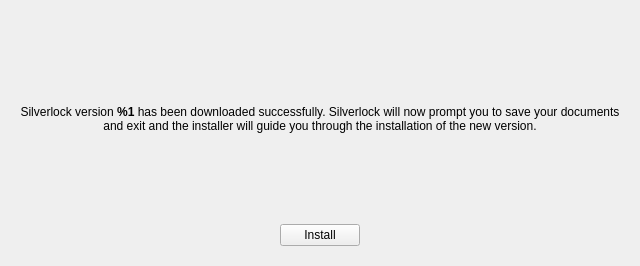
Before: the Qt Designer form src/desktop/updatedialog.ui in petroules/silverlock, drawn with Qt 5.
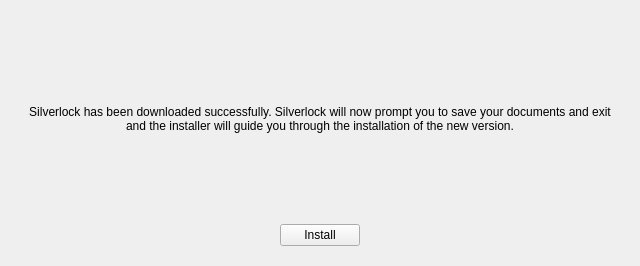
After: the same form once the commit is applied. The open tabs and pages were chosen to show the change.

Commit message: Fixed update dialog to correctly launch installers on each platform.

Patch:
```diff
--- a/src/desktop/updatedialog.ui
+++ b/src/desktop/updatedialog.ui
@@ -310,7 +310,7 @@
           </sizepolicy>
          </property>
          <property name="text">
-          <string>Silverlock version &lt;b&gt;%1&lt;/b&gt; has been downloaded successfully. Silverlock will now prompt you to save your documents and exit and the installer will guide you through the installation of the new version.</string>
+          <string>Silverlock has been downloaded successfully. Silverlock will now prompt you to save your documents and exit and the installer will guide you through the installation of the new version.</string>
          </property>
          <property name="alignment">
           <set>Qt::AlignCenter</set>
```
Left out of the diff: 2 changed lines with no effect on the pictures. The commit also changes 1 other file.
